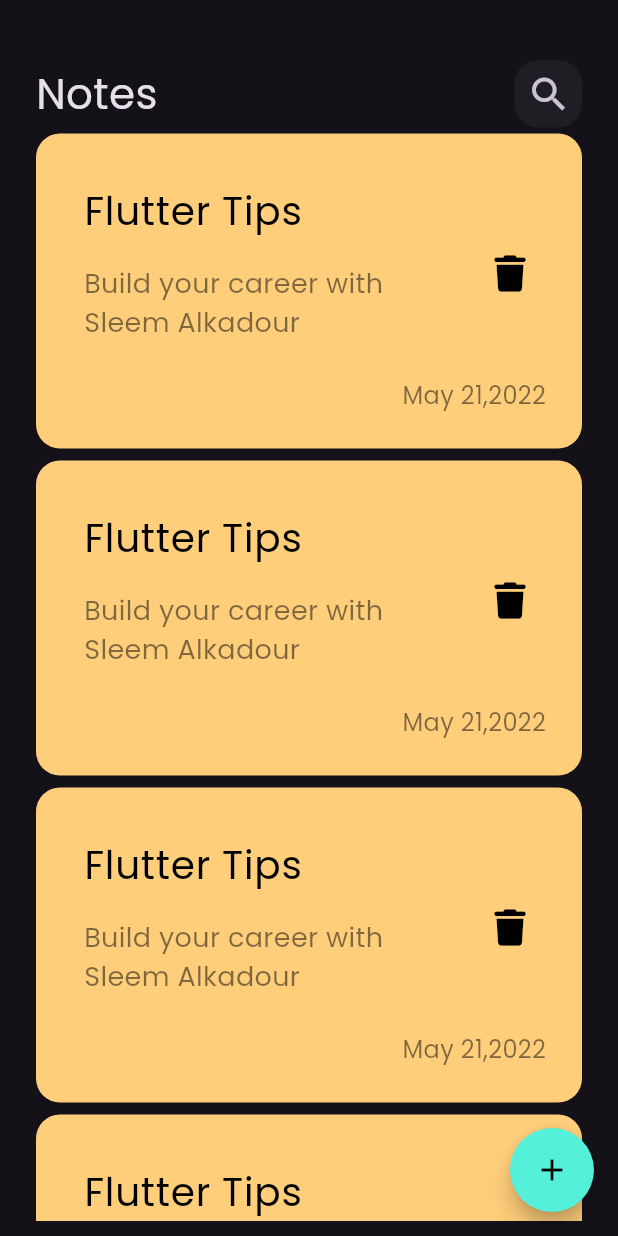
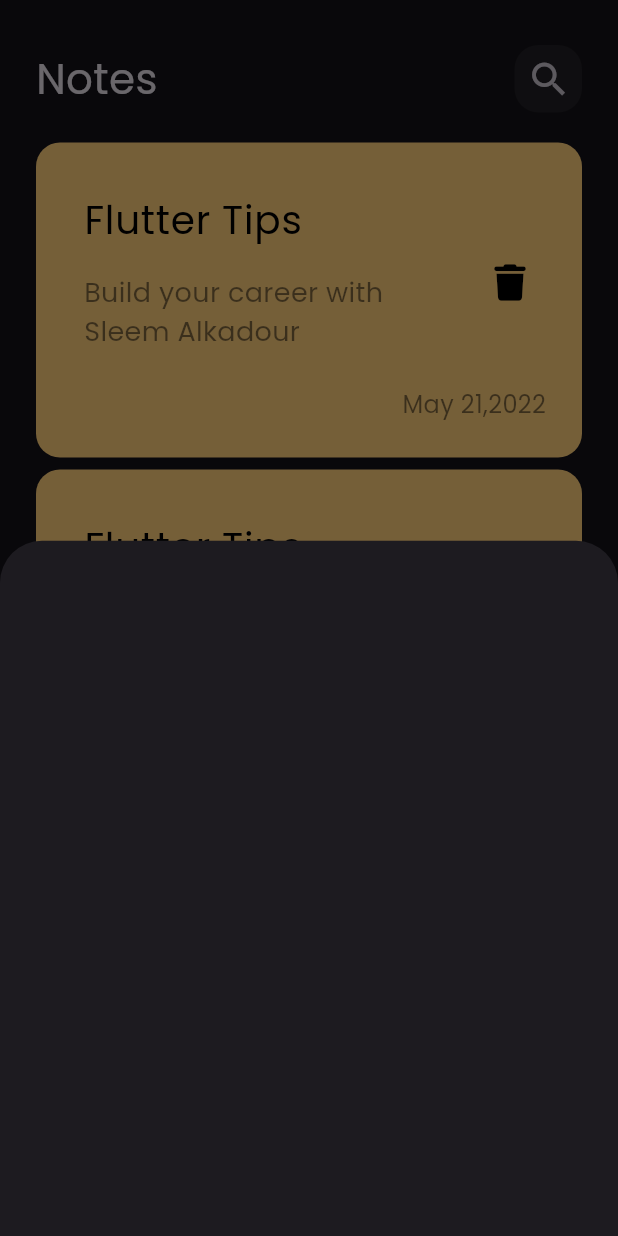
Before and after one commit to saleemAlkadour1/notes_app, a Flutter app: the screen it shows after launch, after a tap on the "add" icon, on a phone screen of 412 x 824 dp. Run offline on Flutter 3.47's test engine with Material 3 defaults, Android fonts, the phone set to English and light mode, and no system bars; our stand-ins replace font_awesome_flutter.

Commit message:
show modal bottom sheet

```diff
--- a/lib/views/notes_view.dart
+++ b/lib/views/notes_view.dart
@@ -1,6 +1,7 @@
 // ignore_for_file: prefer_const_constructors, sort_child_properties_last
 
 import 'package:flutter/material.dart';
+import 'package:notes_app/views/widgets/add_note_bottom_sheet.dart';
 import 'package:notes_app/views/widgets/notes_view_body.dart';
 
 class NotesView extends StatelessWidget {
@@ -11,7 +12,14 @@ class NotesView extends StatelessWidget {
     return Scaffold(
         body: NotesViewBody(),
         floatingActionButton: FloatingActionButton(
-          onPressed: () {},
+          onPressed: () {
+            showModalBottomSheet(
+              context: context,
+              builder: (context) {
+                return AddNoteButtomSheet();
+              },
+            );
+          },
           child: Icon(
             Icons.add,
             color: Colors.black,
--- /dev/null
+++ b/lib/views/widgets/add_note_bottom_sheet.dart
@@ -0,0 +1,10 @@
+import 'package:flutter/material.dart';
+
+class AddNoteButtomSheet extends StatelessWidget {
+  const AddNoteButtomSheet({super.key});
+
+  @override
+  Widget build(BuildContext context) {
+    return Container();
+  }
+}
--- a/lib/views/widgets/notes_list_view.dart
+++ b/lib/views/widgets/notes_list_view.dart
@@ -8,7 +8,10 @@ class NotesListView extends StatelessWidget {
 
   @override
   Widget build(BuildContext context) {
-    return ListView.builder(
+    return Padding(
+      padding: const EdgeInsets.symmetric(vertical: 16),
+      child: ListView.builder(
+        padding: EdgeInsets.zero,
         physics: const BouncingScrollPhysics(),
         itemBuilder: (context, index) {
           return Padding(
@@ -17,6 +20,7 @@ class NotesListView extends StatelessWidget {
           );
         },
         itemCount: 20,
+      ),
     );
   }
 }
--- a/lib/views/widgets/notes_view_body.dart
+++ b/lib/views/widgets/notes_view_body.dart
@@ -10,14 +10,14 @@ class NotesViewBody extends StatelessWidget {
   @override
   Widget build(BuildContext context) {
     return Padding(
-      padding: const EdgeInsets.symmetric(horizontal: 24, vertical: 10),
+      padding: const EdgeInsets.only(left: 24, right: 24),
       child: Column(
         children: [
           SizedBox(
             height: 30,
           ),
           CustomAppBar(),
-          Expanded(child: NotesListView())
+          Expanded(child: NotesListView()),
         ],
       ),
     );
```
Lines whose indentation alone changed are shown as unchanged.
